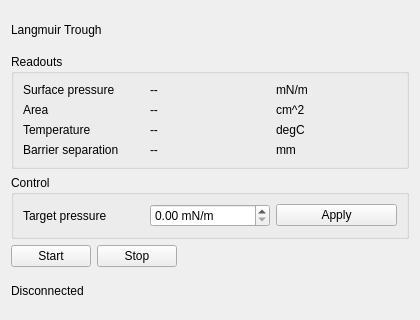
Qt form docs/ours/ui-demo/trough_panel.ui (Dave-J-W/easy-bluesky) before a commit.
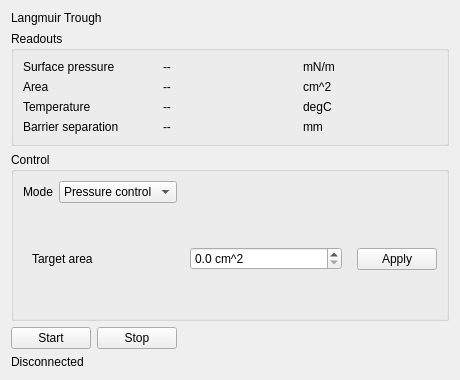
The same form after that commit. The open tabs and pages were chosen to show the change.

Commit message: feat(ui-demo): add control-mode dropdown; document the static/dynamic boundary

```diff
--- a/docs/ours/ui-demo/trough_panel.ui
+++ b/docs/ours/ui-demo/trough_panel.ui
@@ -6,8 +6,8 @@
    <rect>
     <x>0</x>
     <y>0</y>
-    <width>420</width>
-    <height>320</height>
+    <width>460</width>
+    <height>380</height>
    </rect>
   </property>
   <property name="windowTitle">
@@ -119,16 +119,66 @@
      <property name="title">
       <string>Control</string>
      </property>
-     <layout class="QHBoxLayout" name="control_row">
+     <layout class="QVBoxLayout" name="control_col">
       <item>
-       <widget class="QLabel" name="lbl_setpoint">
+       <layout class="QHBoxLayout" name="mode_row">
+        <item>
+         <widget class="QLabel" name="lbl_mode">
+          <property name="text">
+           <string>Mode</string>
+          </property>
+         </widget>
+        </item>
+        <item>
+         <widget class="QComboBox" name="combo_mode">
+          <property name="toolTip">
+           <string>Which quantity the barrier servo holds constant</string>
+          </property>
+          <item>
+           <property name="text">
+            <string>Pressure control</string>
+           </property>
+          </item>
+          <item>
+           <property name="text">
+            <string>Area control</string>
+           </property>
+          </item>
+         </widget>
+        </item>
+        <item>
+         <spacer name="mode_spacer">
+          <property name="orientation">
+           <enum>Qt::Orientation::Horizontal</enum>
+          </property>
+          <property name="sizeHint" stdset="0">
+           <size>
+            <width>40</width>
+            <height>20</height>
+           </size>
+          </property>
+         </spacer>
+        </item>
+       </layout>
+      </item>
+      <item>
+       <layout class="QHBoxLayout" name="setpoint_row">
+        <item>
+         <widget class="QStackedWidget" name="setpoint_stack">
+          <property name="currentIndex">
+           <number>0</number>
+          </property>
+          <widget class="QWidget" name="page_pressure">
+           <layout class="QHBoxLayout" name="pressure_row">
+            <item>
+             <widget class="QLabel" name="lbl_target_pressure">
         <property name="text">
          <string>Target pressure</string>
         </property>
        </widget>
       </item>
       <item>
-       <widget class="QDoubleSpinBox" name="spin_setpoint">
+             <widget class="QDoubleSpinBox" name="spin_pressure">
         <property name="suffix">
          <string> mN/m</string>
         </property>
@@ -140,12 +190,42 @@
         </property>
        </widget>
       </item>
+           </layout>
+          </widget>
+          <widget class="QWidget" name="page_area">
+           <layout class="QHBoxLayout" name="area_row">
+            <item>
+             <widget class="QLabel" name="lbl_target_area">
+              <property name="text">
+               <string>Target area</string>
+              </property>
+             </widget>
+            </item>
+            <item>
+             <widget class="QDoubleSpinBox" name="spin_area">
+              <property name="suffix">
+               <string> cm^2</string>
+              </property>
+              <property name="decimals">
+               <number>1</number>
+              </property>
+              <property name="maximum">
+               <double>1000.000000000000000</double>
+              </property>
+             </widget>
+            </item>
+           </layout>
+          </widget>
+         </widget>
+        </item>
       <item>
        <widget class="QPushButton" name="btn_apply">
         <property name="text">
          <string>Apply</string>
         </property>
        </widget>
+        </item>
+       </layout>
       </item>
      </layout>
     </widget>
```
Lines whose indentation alone changed are shown as unchanged. The commit also changes 8 other files.
